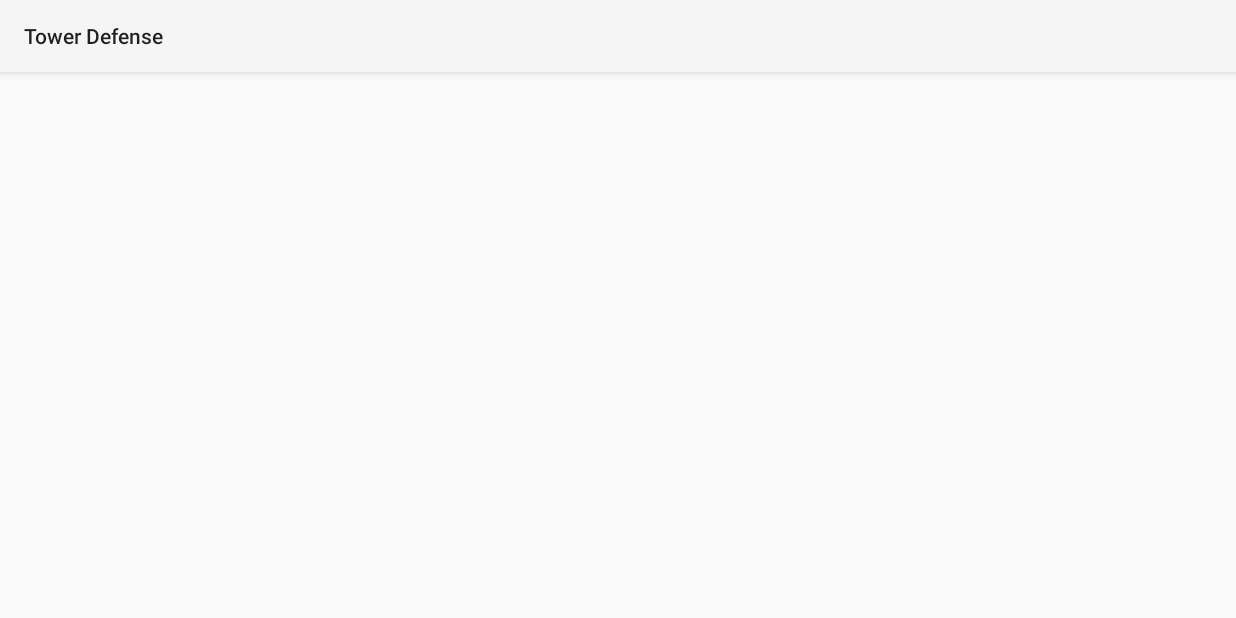
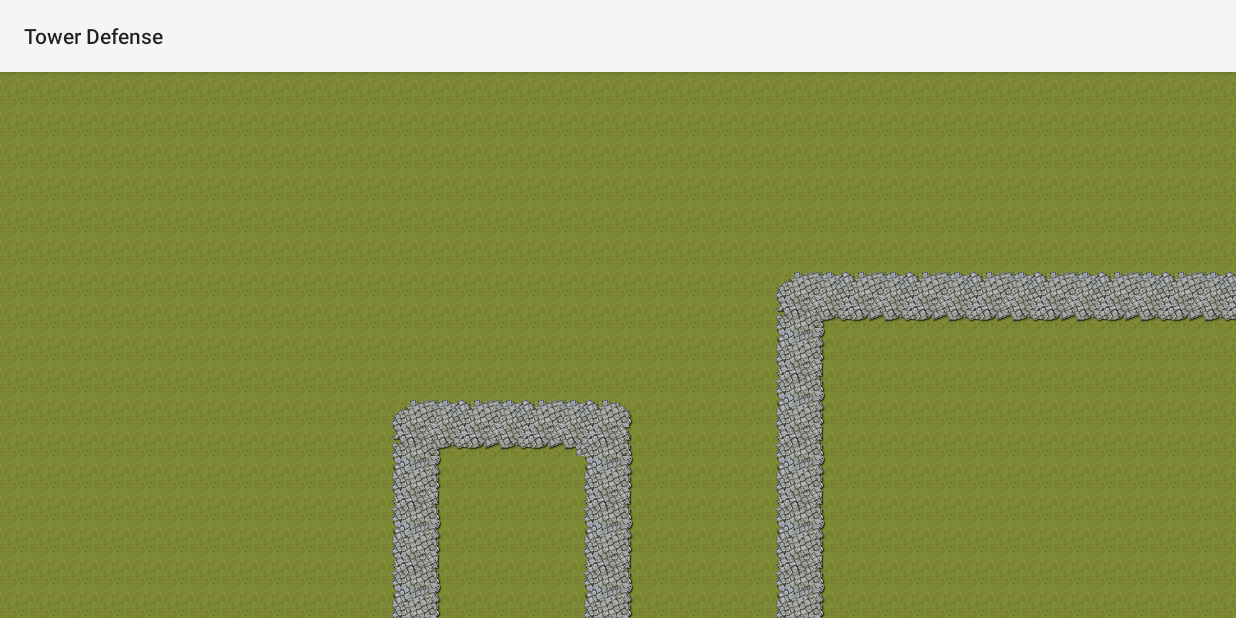
Before and after one commit to keturss/Projet-Mobile_GAILLARD_Broquet, an Android app: the ActivityGame screen opened directly, with no data from a screen before it, on a phone screen of 824 x 412 dp (held sideways). Run offline under Robolectric (Android 15) with nearby library versions, the phone set to English and light mode, and no system bars.

Commit message:
affichage View petite Map

```diff
--- a/Code/app/src/main/java/fr/iut63/towerdefense/views/ActivityGame.java
+++ b/Code/app/src/main/java/fr/iut63/towerdefense/views/ActivityGame.java
@@ -1,32 +1,13 @@
 package fr.iut63.towerdefense.views;
 
-import android.content.Context;
-import android.content.res.AssetManager;
-import android.graphics.Bitmap;
-import android.graphics.Canvas;
-import android.graphics.Paint;
-import android.graphics.Rect;
 import android.os.Bundle;
 import android.util.DisplayMetrics;
-import android.util.Log;
-import android.view.View;
-import android.view.ViewGroup;
-import android.widget.ImageView;
 
 import androidx.annotation.Nullable;
 import androidx.appcompat.app.AppCompatActivity;
 import androidx.constraintlayout.widget.ConstraintLayout;
 
-import java.io.ByteArrayOutputStream;
-import java.io.IOException;
-import java.io.InputStream;
-import java.lang.reflect.Array;
-import java.util.ArrayList;
-import java.util.List;
-
 import fr.iut63.towerdefense.R;
-import fr.iut63.towerdefense.model.Manager;
-import fr.iut63.towerdefense.model.ScoreRanking;
 import fr.iut63.towerdefense.model.gamelogic.map.GenerationMap;
 import fr.iut63.towerdefense.model.gamelogic.map.Map;
 import fr.iut63.towerdefense.views.map.DrawMap;
@@ -35,7 +16,6 @@ public class ActivityGame extends AppCompatActivity {
 
 
     private ConstraintLayout constraintLayout;
-    private DrawMap drawMap;
 
     public ConstraintLayout getConstraintLayout() {
         return constraintLayout;
@@ -56,59 +36,11 @@ public class ActivityGame extends AppCompatActivity {
 
         constraintLayout = findViewById(R.id.gamePart);
 
-        // TileSet importé
-        drawMap = new DrawMap(this);
+        DrawMap drawMap = new DrawMap(this,width,height);
 
-        // TODO problème avec le drawMap
-        // drawMap.drawMap(map);
-
-
-        /*ImageView i = new ImageView(this);
-        i.setImageResource();
-
-        i.setAdjustViewBounds(true);
-        i.setLayoutParams(new ViewGroup.LayoutParams(
-                ViewGroup.LayoutParams.WRAP_CONTENT,
-                ViewGroup.LayoutParams.WRAP_CONTENT));
-
-        constraintLayout.addView(i);
-        setContentView(constraintLayout);*/
-
-/*
-        Bitmap.Config config = Bitmap.Config.ARGB_8888;
-        mapBitmap = Bitmap.createBitmap(
-                20*64,
-                13*64,
-                config
-        );
-
-        Canvas mapCanvas = new Canvas(mapBitmap);
-
-        draw(mapCanvas);
-*/
+        drawMap.drawMap(map);
 
     }
-
-
-
-    public Rect getGameRect() {
-        return new Rect(
-                (int) (10 - 64/2),
-                (int) (10 - 64/2),
-                (int) (10 + 64/2),
-                (int) (10 + 64/2)
-        );
-    }
-
-
-    /*public void draw(Canvas canvas) {
-        canvas.drawBitmap(
-                mapBitmap,
-                getGameRect(),
-                new Rect(0, 0, 64, 64),
-                null
-        );
-    }*/
 
 
     @Override
--- a/Code/app/src/main/java/fr/iut63/towerdefense/views/map/DrawMap.java
+++ b/Code/app/src/main/java/fr/iut63/towerdefense/views/map/DrawMap.java
@@ -1,9 +1,7 @@
 package fr.iut63.towerdefense.views.map;
 
-import android.content.res.AssetManager;
 import android.graphics.Bitmap;
 import android.graphics.BitmapFactory;
-import android.util.Log;
 import android.widget.ImageView;
 
 import java.io.IOException;
@@ -16,13 +14,21 @@ import fr.iut63.towerdefense.views.ActivityGame;
 
 public class DrawMap {
 
-    private final int TILE_SIZE = 32;
-    private final int NB_TILES = 7;
+    private final int TILE_SIZE = 64;
+
+    private final int width;
+    private final int height;
+
     private final ActivityGame activityGame;
     private final List<Bitmap> tiles;
 
-    public DrawMap(ActivityGame context) {
+
+
+    public DrawMap(ActivityGame context, int width, int height) {
         this.activityGame = context;
+        this.width = width;
+        this.height = height;
+
         this.tiles = loadTileSet();
     }
 
@@ -31,8 +37,9 @@ public class DrawMap {
 
         try {
             for (String path : activityGame.getAssets().list("tiles/")) {
-                InputStream tileIS = activityGame.getAssets().open(path);
-                tiles.add(BitmapFactory.decodeStream(tileIS));
+                InputStream tileIS = activityGame.getAssets().open("tiles/"+path);
+                Bitmap test = BitmapFactory.decodeStream(tileIS);
+                tiles.add(test);
             }
         } catch (IOException e) {
             e.printStackTrace();
@@ -53,6 +60,8 @@ public class DrawMap {
                 tileIMG.setX(j * TILE_SIZE);
                 tileIMG.setY(i * TILE_SIZE);
 
+                System.out.println(tileIMG.getImageMatrix());
+
                 activityGame.getConstraintLayout().addView(tileIMG);
             }
         }
--- a/Code/app/src/main/res/layout-land/activity_game.xml
+++ b/Code/app/src/main/res/layout-land/activity_game.xml
@@ -1,8 +1,11 @@
 <?xml version="1.0" encoding="utf-8"?>
 <androidx.constraintlayout.widget.ConstraintLayout xmlns:android="http://schemas.android.com/apk/res/android"
-    xmlns:app="http://schemas.android.com/apk/res-auto"
     xmlns:tools="http://schemas.android.com/tools"
     android:id="@+id/gamePart"
     android:layout_width="match_parent"
-    android:layout_height="match_parent" >
+    android:layout_height="match_parent"
+    android:visibility="visible"
+    tools:ignore="MissingDefaultResource"
+    tools:visibility="visible">
+
 </androidx.constraintlayout.widget.ConstraintLayout>
```
Also changed, not shown: Code/app/src/main/res/mipmap-hdpi/ic_launcher.png (deleted), Code/app/src/main/res/mipmap-mdpi/ic_launcher.png (deleted), Code/app/src/main/res/mipmap-xhdpi/ic_launcher.png (deleted), Code/app/src/main/res/mipmap-xxhdpi/ic_launcher.png (deleted), Code/app/src/main/res/mipmap-xxxhdpi/ic_launcher.png (deleted).
